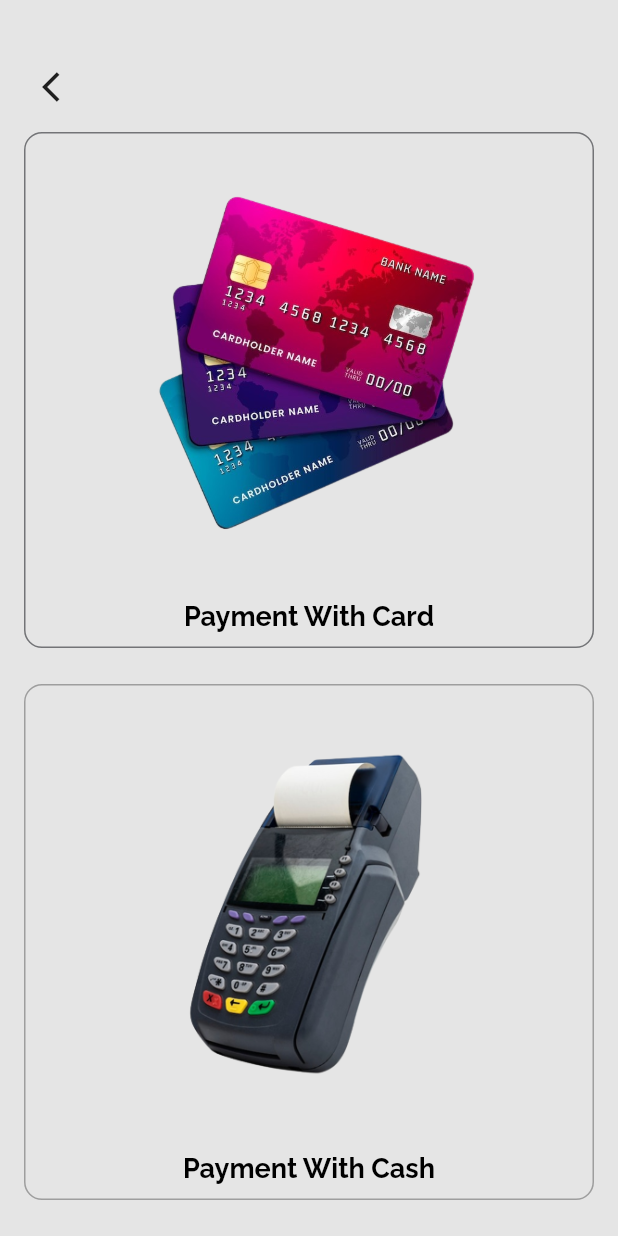
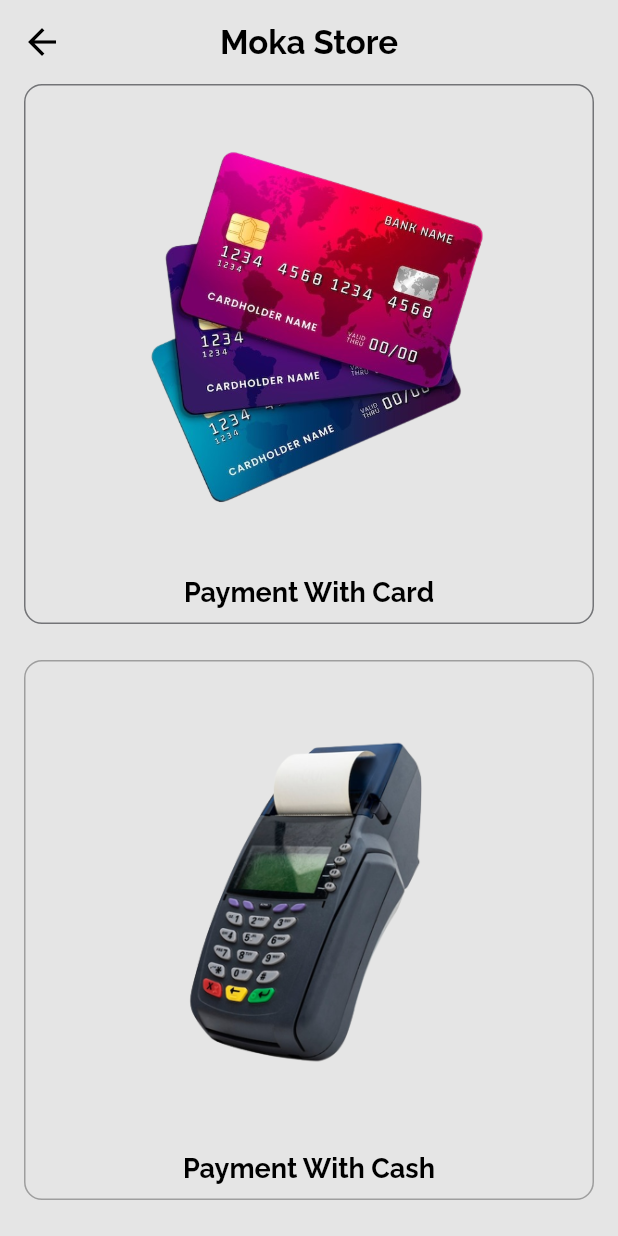
Before and after one commit to OmarWahid/-Moka-Store-, a Flutter app: the ToggleScreen screen opened by its route, on a phone screen of 412 x 824 dp. Run offline on Flutter 3.47's test engine with Material 2 defaults, Android fonts, the phone set to English and light mode, and no system bars; our stand-ins replace animate_do, cached_network_image, carousel_slider, cloud_firestore, dio, equatable and 14 more; missing offline and left inert: flutter_overboard; accounts and stored records are empty; project files that could hold a hidden picture were left out.

Commit message:
add payment_

```diff
--- a/lib/config/shared/component.dart
+++ b/lib/config/shared/component.dart
@@ -2,6 +2,8 @@ import 'package:flutter/material.dart';
 import 'package:moka_store/core/utils/font_manager.dart';
 import 'package:moka_store/core/utils/values_manager.dart';
 import '../../core/utils/color_manager.dart';
+import '../../core/utils/routes_manager.dart';
+import '../../core/utils/strings_manager.dart';
 
 Widget defaultButton({
   double width = double.infinity,
@@ -55,3 +57,90 @@ Widget defaultButton({
         ),
       ),
     );
+
+void backToHome(BuildContext context,String text) {
+  showDialog(
+      context: context,
+      builder: (context) {
+        return AlertDialog(
+          shape: RoundedRectangleBorder(
+              borderRadius: BorderRadius.circular(AppSize.s18)),
+          actionsPadding: EdgeInsetsDirectional.only(
+            bottom: AppPadding.p10,
+          ),
+          title: Text(AppStrings.areYouSure,
+              style: Theme.of(context).textTheme.displayLarge!.copyWith(
+                    color: AppColor.primary,
+                  )),
+          content: Text(text,
+              style: Theme.of(context).textTheme.displayLarge!.copyWith(
+                    fontSize: AppSize.s16,
+                  )),
+          actionsAlignment: MainAxisAlignment.spaceEvenly,
+          actions: [
+            Container(
+              width: AppSize.s100,
+              height: AppSize.s40,
+              decoration: BoxDecoration(
+                color: AppColor.primary,
+                borderRadius: BorderRadius.circular(AppSize.s5),
+              ),
+              child: MaterialButton(
+                onPressed: () {
+                  Navigator.pushNamedAndRemoveUntil(
+                    context,
+                    Routes.mainRoute,
+                        (route) => false,
+                  );
+                },
+                child: Text(
+                  AppStrings.yes,
+                  style: Theme.of(context).textTheme.titleMedium,
+                ),
+              ),
+            ),
+            Container(
+              width: AppSize.s100,
+              height: AppSize.s40,
+              decoration: BoxDecoration(
+                color: AppColor.primary,
+                borderRadius: BorderRadius.circular(AppSize.s5),
+              ),
+              child: MaterialButton(
+                onPressed: () {
+                  Navigator.of(context).pop();
+                },
+                child: Text(
+                  AppStrings.no,
+                  style: Theme.of(context).textTheme.titleMedium,
+                ),
+              ),
+            ),
+          ],
+        );
+      });
+}
+
+
+
+
+class SlideTransition1 extends PageRouteBuilder {
+  final Widget page;
+
+  SlideTransition1(this.page)
+      : super(
+      pageBuilder: (context, animation, anotherAnimation) => page,
+      transitionDuration: Duration(milliseconds: 1000),
+      reverseTransitionDuration: Duration(milliseconds: 400),
+      transitionsBuilder: (context, animation, anotherAnimation, child) {
+        animation = CurvedAnimation(
+            curve: Curves.fastLinearToSlowEaseIn,
+            parent: animation,
+            reverseCurve: Curves.fastOutSlowIn);
+        return SlideTransition(
+          position: Tween(begin: Offset(1.0, 0.0), end: Offset(0.0, 0.0))
+              .animate(animation),
+          child: page,
+        );
+      });
+}
--- a/lib/core/utils/color_manager.dart
+++ b/lib/core/utils/color_manager.dart
@@ -3,6 +3,7 @@ import 'package:flutter/material.dart';
 class AppColor {
   static const Color primary = Color(0xff5956e9);
   static const Color scaffoldBackGround = Color(0xffE5E5E5);
+  static const Color paymobBackGround = Color(0xfff2f2f2);
   static const Color amber = Color(0xffFFC107);
   static const Color redAccent = Color(0xffFF5252);
   static const Color darkGrey = Color(0xff525252);
--- a/lib/core/utils/constants_manager.dart
+++ b/lib/core/utils/constants_manager.dart
@@ -23,6 +23,7 @@ class AppConstants {
   static const double cD1_8 = 1.8;
   static const double cD10 = 10.0;
   static const double cD20 = 20.0;
+  static const double cD100 = 100.0;
 
   // constants int values
   static const int cI0 = 0;
--- a/lib/core/utils/routes_manager.dart
+++ b/lib/core/utils/routes_manager.dart
@@ -5,10 +5,12 @@ import 'package:moka_store/moka/presentation/screens/category_see_more/category_
 import 'package:moka_store/moka/presentation/screens/category_see_more/catogry_items_screen.dart';
 import 'package:moka_store/moka/presentation/screens/item_details/item_details_screen.dart';
 import 'package:moka_store/moka/presentation/screens/search/search_screen.dart';
+import '../../config/shared/component.dart';
 import '../../moka/presentation/screens/main/main_screen.dart';
 import '../../moka/presentation/screens/onboarding/onboarding_screen.dart';
 import '../../moka/presentation/screens/payment/cash_screen.dart';
 import '../../moka/presentation/screens/payment/payment_toggle_screen.dart';
+import '../../moka/presentation/screens/payment/visa_screen.dart';
 import '../../moka/presentation/screens/splash/splash_screen.dart';
 import 'strings_manager.dart';
 
@@ -33,45 +35,42 @@ class RouteGenerator {
         return MaterialPageRoute(builder: (_) => const SplashScreen());
 
       case Routes.onBoardingRoute:
-        return MaterialPageRoute(builder: (_) => const OnBoardingScreen());
+        return SlideTransition1( const OnBoardingScreen());
 
       case Routes.mainRoute:
-        return MaterialPageRoute(builder: (_) => const MainHomeZoom());
+        return SlideTransition1(const MainHomeZoom());
 
       case Routes.categorySeeMoreRoute:
-        return MaterialPageRoute(builder: (_) => const CategorySeeMoreScreen());
+        return SlideTransition1(const CategorySeeMoreScreen());
 
       case Routes.categoryItemsRoute:
         List<dynamic>? args = settings.arguments as List?;
-        return MaterialPageRoute(
-            builder: (_) => CategoryItemsScreen(
+        return SlideTransition1(CategoryItemsScreen(
           item: args![AppConstants.cI0],
           appbarTitle: args[AppConstants.cI1],
         ));
 
       case Routes.itemDetailsRoute:
-        return MaterialPageRoute(
-            builder: (_) => ItemDetailsScreen(
+        return SlideTransition1(ItemDetailsScreen(
           item: settings.arguments,
         ));
 
       case Routes.searchRoute:
-        return MaterialPageRoute(
-            builder: (_) => SearchScreen(
+        return SlideTransition1(SearchScreen(
           listSearch: settings.arguments,
         ));
 
       case Routes.generalCartRoute:
-        return MaterialPageRoute(builder: (_) => const GeneralCartScreen());
+        return SlideTransition1(const GeneralCartScreen());
 
       case Routes.toggleRoute:
-        return MaterialPageRoute(builder: (_) => const ToggleScreen());
+        return SlideTransition1(const ToggleScreen());
 
       case Routes.cashRoute:
-        return MaterialPageRoute(builder: (_) => const CashScreen());
+        return SlideTransition1(const CashScreen());
 
-        // case Routes.visaRoute:
-        // return MaterialPageRoute(builder: (_) => const VisaScreen());
+      case Routes.visaRoute:
+        return SlideTransition1(const VisaScreen());
 
       default:
         return unDefinedRoute();
--- a/lib/core/utils/strings_manager.dart
+++ b/lib/core/utils/strings_manager.dart
@@ -50,6 +50,9 @@ class AppStrings {
   static const String paymentWithCash = "Payment With Cash";
   static const String orderNum = "This is your order number\n🔽 copy it 🔽";
   static const String goSupermarket = "You should go to the nearest supermarket to pay for your order";
+  static const String backToHomeCash = "Are you sure you copied the order number ?";
+  static const String backToHomeVisa = "Are you sure you completed the payment ?";
+  static const String backToHomeBase = "you want to go back to the home screen without completing the payment ?";
 
   // onBoarding
   static const String onBoardingTitle1 = "Welcome";
--- a/lib/moka/presentation/controller/moka_bloc.dart
+++ b/lib/moka/presentation/controller/moka_bloc.dart
@@ -387,5 +387,9 @@ class MokaBloc extends Bloc<MokaEvent, MokaState> {
     emit(state.copyWith(
       cartState: RequestState.loaded,
     ));
+    print('object : DIV');
+    emit(state.copyWith(
+      cartState: RequestState.error,
+    ));
   }
 }
--- a/lib/moka/presentation/screens/payment/payment_toggle_screen.dart
+++ b/lib/moka/presentation/screens/payment/payment_toggle_screen.dart
@@ -5,35 +5,38 @@ import 'package:moka_store/core/utils/routes_manager.dart';
 import 'package:moka_store/core/utils/strings_manager.dart';
 import 'package:moka_store/core/utils/values_manager.dart';
 
+import '../../../../config/shared/component.dart';
+
 class ToggleScreen extends StatelessWidget {
   const ToggleScreen({Key? key}) : super(key: key);
 
   @override
   Widget build(BuildContext context) {
-    return Scaffold(
+    return WillPopScope(
+      onWillPop: () {
+        backToHome(context, AppStrings.backToHomeBase);
+        return Future.value(false);
+      },
+      child: Scaffold(
+        appBar: AppBar(
+          title: Text(AppStrings.appName),
+        ),
         body: Padding(
-        padding: const EdgeInsets.all(AppPadding.p16),
+          padding: const EdgeInsets.only(
+            left: AppPadding.p16,
+            right: AppPadding.p16,
+            bottom: AppPadding.p16,
+          ),
           child: Column(
             mainAxisAlignment: MainAxisAlignment.spaceEvenly,
             children: [
-            Align(
-              alignment: Alignment.topLeft,
-              child: Padding(
-                padding: const EdgeInsets.only(
-                  top: AppPadding.p18,
-                  bottom: AppPadding.p6,
-                ),
-                child: IconButton(
-                    onPressed: () {
-                      Navigator.pop(context);
-                    },
-                    icon: const Icon(Icons.arrow_back_ios)),
-              ),
-            ),
               Expanded(
                 child: GestureDetector(
                   onTap: () {
-                  Navigator.pushNamed(context, Routes.cashRoute);
+                    Navigator.pushReplacementNamed(
+                      context,
+                      Routes.visaRoute,
+                    );
                   },
                   child: Container(
                     width: double.infinity,
@@ -56,8 +59,10 @@ class ToggleScreen extends StatelessWidget {
                         const SizedBox(height: AppSize.s10),
                         Text(
                           AppStrings.paymentWithCard,
-                        style:
-                            Theme.of(context).textTheme.displayLarge!.copyWith(
+                          style: Theme.of(context)
+                              .textTheme
+                              .displayLarge!
+                              .copyWith(
                                 fontSize: AppSize.s18,
                               ),
                         ),
@@ -94,8 +99,10 @@ class ToggleScreen extends StatelessWidget {
                         const SizedBox(height: AppSize.s10),
                         Text(
                           AppStrings.paymentWithCash,
-                        style:
-                            Theme.of(context).textTheme.displayLarge!.copyWith(
+                          style: Theme.of(context)
+                              .textTheme
+                              .displayLarge!
+                              .copyWith(
                                 fontSize: AppSize.s18,
                               ),
                         ),
@@ -109,6 +116,7 @@ class ToggleScreen extends StatelessWidget {
             ],
           ),
         ),
+      ),
     );
   }
 }
--- a/pubspec.yaml
+++ b/pubspec.yaml
@@ -33,6 +33,8 @@ dependencies:
   readmore: ^2.2.0
   sqflite: ^2.1.0
   flutter_launcher_icons: ^0.10.0
+  webview_flutter: ^3.0.4
+  rounded_loading_button: ^2.1.0
 
   #firebase
   firebase_core: ^1.22.0
```
Also changed, not shown: lib/moka/presentation/screens/carts/carts_screen.dart (+57 -29 lines), lib/moka/presentation/screens/payment/cash_screen.dart (+3 -8 lines), lib/moka/presentation/screens/payment/visa_screen.dart (added, +80 -0 lines), pubspec.lock, 1 other file. Lines whose indentation alone changed are shown as unchanged.
